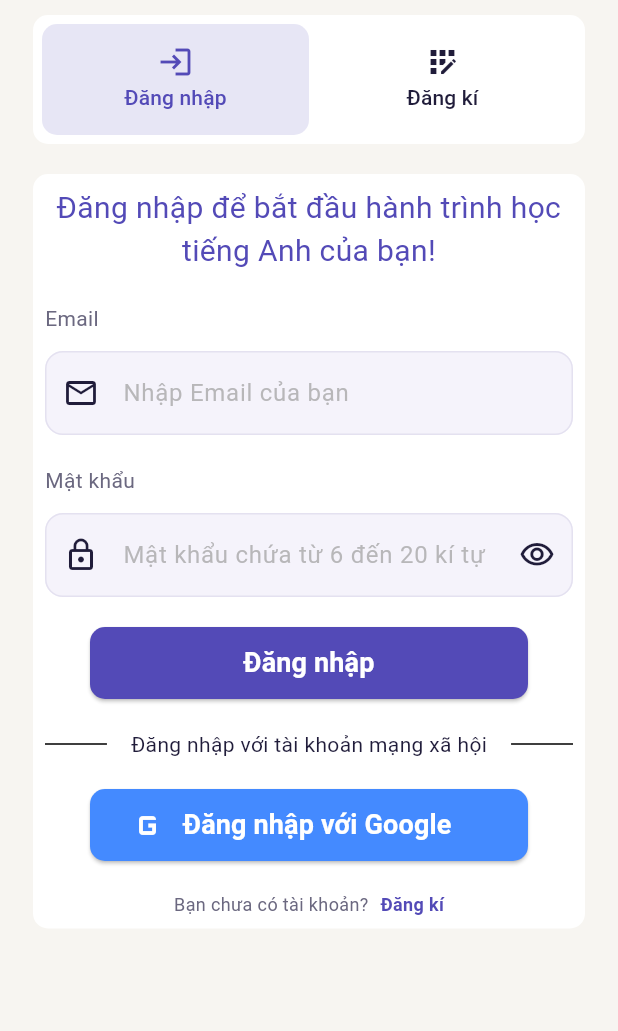
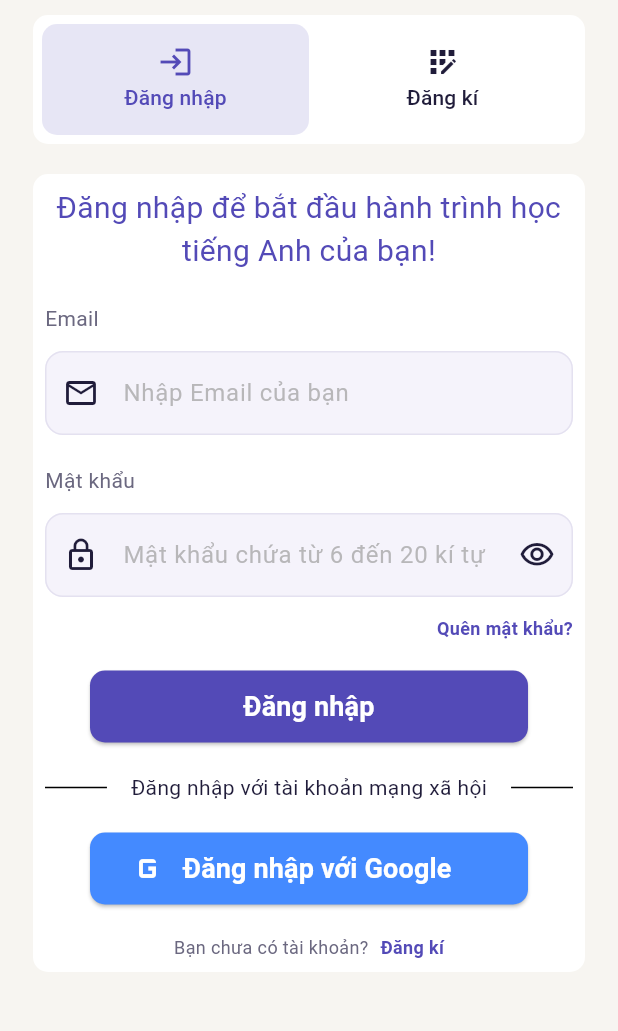
Before and after one commit to NTV-CKN/lexifold-app, a Flutter app: the screen it shows after launch, on a phone screen of 412 x 824 dp, the part 84-1115 px from its top. Run offline on Flutter 3.47's test engine with Material 3 defaults, Android fonts, the phone set to English and light mode, and no system bars; our stand-ins replace dio, firebase_auth, firebase_core, flutter_riverpod, google_sign_in; accounts and stored records are empty; generated files the repository leaves out were written again.

Commit message:
Thêm nút quên mật khẩu cho giao diện đăng nhập

```diff
--- a/lib/l10n/app_localizations.dart
+++ b/lib/l10n/app_localizations.dart
@@ -225,6 +225,12 @@ abstract class AppLocalizations {
   /// In vi, this message translates to:
   /// **'Đăng nhập với Google'**
   String get textLoginWithGoogle;
+
+  /// No description provided for @textForgotPassword.
+  ///
+  /// In vi, this message translates to:
+  /// **'Quên mật khẩu?'**
+  String get textForgotPassword;
 }
 
 class _AppLocalizationsDelegate
--- a/lib/l10n/app_localizations_vi.dart
+++ b/lib/l10n/app_localizations_vi.dart
@@ -78,4 +78,7 @@ class AppLocalizationsVi extends AppLocalizations {
 
   @override
   String get textLoginWithGoogle => 'Đăng nhập với Google';
+
+  @override
+  String get textForgotPassword => 'Quên mật khẩu?';
 }
--- a/lib/l10n/app_vi.arb
+++ b/lib/l10n/app_vi.arb
@@ -30,5 +30,6 @@
      "textExplainSignIn": "Đăng nhập để bắt đầu hành trình học tiếng Anh của bạn!",
      "textDontHaveAnAccountYet": "Bạn chưa có tài khoản?",
      "textSocialAuth": "Đăng nhập với tài khoản mạng xã hội",
-     "textLoginWithGoogle": "Đăng nhập với Google"
+     "textLoginWithGoogle": "Đăng nhập với Google",
+     "textForgotPassword": "Quên mật khẩu?"
 }
--- a/lib/shared/widget/auth/signin.dart
+++ b/lib/shared/widget/auth/signin.dart
@@ -43,6 +43,8 @@ class _SignInState extends ConsumerState<SignIn> {
   void _handleLoginWithGoogle() {
     ref.read(authNotifierProvider.notifier).signInWithGoogle();
   }
+
+  void _handleForgotPassword() {}
 
   IconData _getIconDataByVisiblePassword(bool isVisible) {
     return isVisible
@@ -179,6 +181,24 @@ class _SignInState extends ConsumerState<SignIn> {
                 ),
               ),
 
+              SizedBox(height: 12),
+
+              //Forgot password
+              Align(
+                alignment: AlignmentGeometry.centerEnd,
+                child: GestureDetector(
+                  onTap: _handleForgotPassword,
+                  child: Text(
+                    l10n.textForgotPassword,
+                    style: TextStyle(
+                      fontSize: 12,
+                      fontWeight: FontWeight.bold,
+                      color: colorScheme.primary,
+                    ),
+                  ),
+                ),
+              ),
+
               SizedBox(height: 20),
 
               //button submit
```
